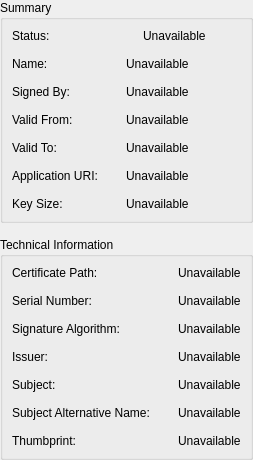
Old version of the form src/ui/widgets/certificatedetailswidget.ui in the repository sanny32/OpenUaExplorer.
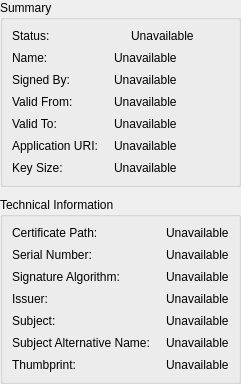
New version of the form. Custom widgets are drawn as their Qt base class.

Diff of the .ui file:
```diff
--- a/src/ui/widgets/certificatedetailswidget.ui
+++ b/src/ui/widgets/certificatedetailswidget.ui
@@ -4,7 +4,7 @@
  <widget class="QWidget" name="CertificateDetailsWidget">
   <layout class="QVBoxLayout" name="mainLayout">
    <property name="spacing">
-    <number>14</number>
+     <number>10</number>
    </property>
    <property name="leftMargin">
     <number>0</number>
@@ -25,10 +25,10 @@
      </property>
      <layout class="QGridLayout" name="summaryLayout" columnstretch="0,1">
       <property name="horizontalSpacing">
-       <number>28</number>
+        <number>16</number>
       </property>
       <property name="verticalSpacing">
-       <number>14</number>
+        <number>8</number>
       </property>
       <item row="0" column="0">
        <widget class="QLabel" name="statusLabel">
@@ -192,10 +192,10 @@
      </property>
      <layout class="QGridLayout" name="technicalLayout" columnstretch="0,1">
       <property name="horizontalSpacing">
-       <number>28</number>
+        <number>16</number>
       </property>
       <property name="verticalSpacing">
-       <number>14</number>
+        <number>8</number>
       </property>
       <item row="0" column="0">
        <widget class="QLabel" name="certificatePathLabel">
```
Lines whose indentation alone changed are shown as unchanged.
